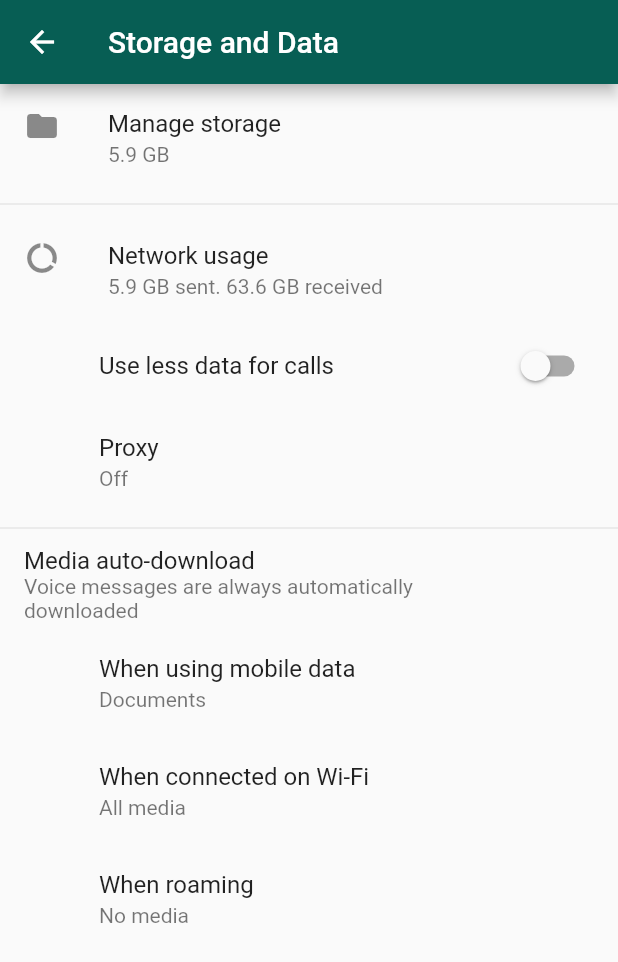
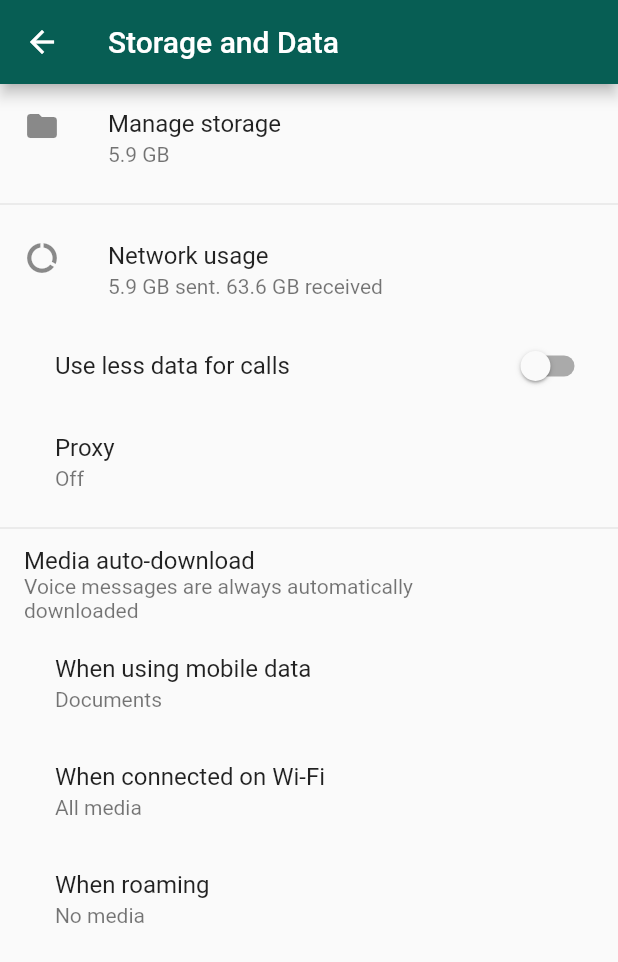
Before and after one commit to WidgetWhizz/Whatsapp_Flutter, a Flutter app: the StorageDataPage screen opened directly, on a phone screen of 412 x 824 dp. Shown: the top 962 px of the screen. Run offline on Flutter 3.47's test engine with Material 2 defaults, Android fonts, the phone set to English and light mode, and no system bars; our stand-ins replace google_fonts, sizer; network calls fail.

Commit message:
updated storage page 1.0

```diff
--- a/lib/main.dart
+++ b/lib/main.dart
@@ -1,4 +1,5 @@
 import 'package:flutter/material.dart';
+import 'package:sizer/sizer.dart';
 import 'package:whatsapp_design/src/core/constants/strings.dart';
 import 'package:whatsapp_design/src/features/dashboard_page.dart';
 
@@ -13,6 +14,8 @@ class WhatsApp extends StatelessWidget {
   @override
   Widget build(BuildContext context) {
 
+    return Sizer(
+      builder: (BuildContext context, Orientation orientation, DeviceType deviceType){
       return MaterialApp(
         title: Strings.appTitle,
         theme: ThemeData(
@@ -22,5 +25,8 @@ class WhatsApp extends StatelessWidget {
         home: DashboardPage(),
         debugShowCheckedModeBanner: false,
       );
+
+  }
+    );
   }
 }
--- a/lib/src/features/settings/profile_option.dart
+++ b/lib/src/features/settings/profile_option.dart
@@ -1,5 +1,6 @@
 
 import 'package:flutter/material.dart';
+import 'package:sizer/sizer.dart';
 
 class ProfileOption extends StatelessWidget {
   final String title;
@@ -21,7 +22,7 @@ class ProfileOption extends StatelessWidget {
     return ListTile(
 
 
-      leading:const CircleAvatar(radius: 30,
+      leading: CircleAvatar(radius: 10.sp,
         backgroundImage: AssetImage("assets/images/profiles.jpeg"),
        ),
       title: Text(title,style:TextStyle(color: Colors.black)),
--- a/lib/src/features/settings/storage_and_data/storage__data_page.dart
+++ b/lib/src/features/settings/storage_and_data/storage__data_page.dart
@@ -1,6 +1,7 @@
 import 'package:flutter/material.dart';
 import 'package:whatsapp_design/src/core/constants/colors.dart';
 import 'package:whatsapp_design/src/core/constants/strings.dart';
+import 'package:sizer/sizer.dart';
 
 class StorageDataPage extends StatelessWidget {
   const StorageDataPage({super.key});
@@ -36,7 +37,7 @@ class StorageDataPage extends StatelessWidget {
           ),
 
     Padding(
-      padding: const EdgeInsets.only(left: 50.0),
+      padding:  EdgeInsets.only(left: 5.w),
       child: ListTile(
 
       title: Text(Strings.lessDataCalls),
@@ -61,7 +62,7 @@ class StorageDataPage extends StatelessWidget {
       ),
     ),
           Padding(
-            padding: const EdgeInsets.only(left: 50.0),
+            padding:  EdgeInsets.only(left: 5.w),
             child: ListTile(
 
               title: Text(Strings.proxy),
@@ -87,7 +88,7 @@ class StorageDataPage extends StatelessWidget {
             },
           ),
           Padding(
-            padding: const EdgeInsets.only(left: 50.0),
+            padding:  EdgeInsets.only(left: 5.w),
             child: ListTile(
 
               title: Text(Strings.whenMobileData),
@@ -98,7 +99,7 @@ class StorageDataPage extends StatelessWidget {
             ),
           ),
           Padding(
-            padding: const EdgeInsets.only(left: 50.0),
+            padding:  EdgeInsets.only(left: 5.w),
             child: ListTile(
 
               title: Text(Strings.whenWifi),
@@ -109,7 +110,7 @@ class StorageDataPage extends StatelessWidget {
             ),
           ),
           Padding(
-            padding: const EdgeInsets.only(left: 50.0),
+            padding:  EdgeInsets.only(left: 5.w),
             child: ListTile(
 
               title: Text(Strings.whenRoaming),
--- a/pubspec.yaml
+++ b/pubspec.yaml
@@ -36,6 +36,7 @@ dependencies:
   # Use with the CupertinoIcons class for iOS style icons.
   cupertino_icons: ^1.0.2
   google_fonts:
+  sizer: ^2.0.15
 
 dev_dependencies:
   flutter_test:
```
Also changed, not shown: lib/src/features/settings/settings_page.dart (+12 -7 lines), pubspec.lock. Lines whose indentation alone changed are shown as unchanged.
